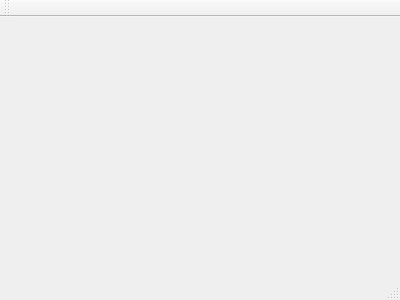
Old version of the form mainwindow.ui in the repository 15831944/Signal-Translator.
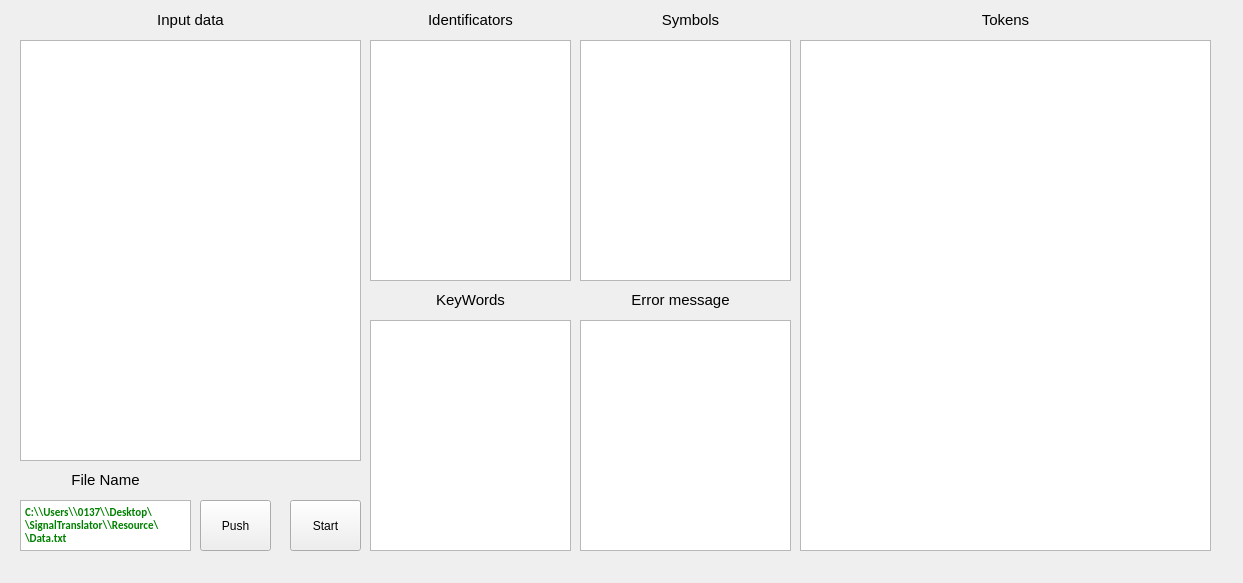
New version of the form.

Patch:
```diff
--- a/mainwindow.ui
+++ b/mainwindow.ui
@@ -1,24 +1,378 @@
 <ui version="4.0">
  <class>MainWindow</class>
- <widget class="QMainWindow" name="MainWindow" >
-  <property name="geometry" >
+ <widget class="QMainWindow" name="MainWindow">
+  <property name="geometry">
    <rect>
     <x>0</x>
     <y>0</y>
-    <width>400</width>
-    <height>300</height>
+    <width>1243</width>
+    <height>583</height>
    </rect>
   </property>
   <property name="windowTitle" >
    <string>MainWindow</string>
   </property>
-  <widget class="QMenuBar" name="menuBar" />
-  <widget class="QToolBar" name="mainToolBar" />
-  <widget class="QWidget" name="centralWidget" />
-  <widget class="QStatusBar" name="statusBar" />
+  <widget class="QWidget" name="centralWidget">
+   <widget class="QTableWidget" name="tableWidget_Identificators">
+    <property name="geometry">
+     <rect>
+      <x>370</x>
+      <y>40</y>
+      <width>201</width>
+      <height>241</height>
+     </rect>
+    </property>
+    <property name="horizontalScrollBarPolicy">
+     <enum>Qt::ScrollBarAlwaysOff</enum>
+    </property>
+    <property name="editTriggers">
+     <set>QAbstractItemView::NoEditTriggers</set>
+    </property>
+   </widget>
+   <widget class="QTableWidget" name="tableWidget_Symbols">
+    <property name="geometry">
+     <rect>
+      <x>580</x>
+      <y>40</y>
+      <width>211</width>
+      <height>241</height>
+     </rect>
+    </property>
+    <property name="horizontalScrollBarPolicy">
+     <enum>Qt::ScrollBarAlwaysOff</enum>
+    </property>
+    <property name="editTriggers">
+     <set>QAbstractItemView::NoEditTriggers</set>
+    </property>
+   </widget>
+   <widget class="QTextEdit" name="textEdit_Data">
+    <property name="geometry">
+     <rect>
+      <x>20</x>
+      <y>40</y>
+      <width>341</width>
+      <height>421</height>
+     </rect>
+    </property>
+    <property name="font">
+     <font>
+      <family>Calibri</family>
+      <pointsize>12</pointsize>
+      <weight>50</weight>
+      <bold>false</bold>
+     </font>
+    </property>
+    <property name="focusPolicy">
+     <enum>Qt::ClickFocus</enum>
+    </property>
+    <property name="readOnly">
+     <bool>false</bool>
+    </property>
+    <property name="html">
+     <string>&lt;!DOCTYPE HTML PUBLIC &quot;-//W3C//DTD HTML 4.0//EN&quot; &quot;http://www.w3.org/TR/REC-html40/strict.dtd&quot;&gt;
+&lt;html&gt;&lt;head&gt;&lt;meta name=&quot;qrichtext&quot; content=&quot;1&quot; /&gt;&lt;style type=&quot;text/css&quot;&gt;
+p, li { white-space: pre-wrap; }
+&lt;/style&gt;&lt;/head&gt;&lt;body style=&quot; font-family:'Calibri'; font-size:12pt; font-weight:400; font-style:normal;&quot;&gt;
+&lt;p style=&quot;-qt-paragraph-type:empty; margin-top:0px; margin-bottom:0px; margin-left:0px; margin-right:0px; -qt-block-indent:0; text-indent:0px; font-weight:600;&quot;&gt;&lt;br /&gt;&lt;/p&gt;
+&lt;p style=&quot;-qt-paragraph-type:empty; margin-top:0px; margin-bottom:0px; margin-left:0px; margin-right:0px; -qt-block-indent:0; text-indent:0px; font-weight:600;&quot;&gt;&lt;br /&gt;&lt;/p&gt;&lt;/body&gt;&lt;/html&gt;</string>
+    </property>
+    <property name="textInteractionFlags">
+     <set>Qt::LinksAccessibleByKeyboard|Qt::LinksAccessibleByMouse|Qt::TextBrowserInteraction|Qt::TextEditable|Qt::TextEditorInteraction|Qt::TextSelectableByKeyboard|Qt::TextSelectableByMouse</set>
+    </property>
+   </widget>
+   <widget class="QTableWidget" name="tableWidget_Tokens">
+    <property name="geometry">
+     <rect>
+      <x>800</x>
+      <y>40</y>
+      <width>411</width>
+      <height>511</height>
+     </rect>
+    </property>
+    <property name="horizontalScrollBarPolicy">
+     <enum>Qt::ScrollBarAlwaysOff</enum>
+    </property>
+    <property name="editTriggers">
+     <set>QAbstractItemView::NoEditTriggers</set>
+    </property>
+   </widget>
+   <widget class="QTableWidget" name="tableWidget_KeyWords">
+    <property name="geometry">
+     <rect>
+      <x>370</x>
+      <y>320</y>
+      <width>201</width>
+      <height>231</height>
+     </rect>
+    </property>
+    <property name="horizontalScrollBarPolicy">
+     <enum>Qt::ScrollBarAlwaysOff</enum>
+    </property>
+    <property name="editTriggers">
+     <set>QAbstractItemView::NoEditTriggers</set>
+    </property>
+   </widget>
+   <widget class="QLabel" name="label">
+    <property name="geometry">
+     <rect>
+      <x>370</x>
+      <y>290</y>
+      <width>201</width>
+      <height>20</height>
+     </rect>
+    </property>
+    <property name="font">
+     <font>
+      <pointsize>11</pointsize>
+     </font>
+    </property>
+    <property name="layoutDirection">
+     <enum>Qt::LeftToRight</enum>
+    </property>
+    <property name="text">
+     <string>KeyWords</string>
+    </property>
+    <property name="alignment">
+     <set>Qt::AlignCenter</set>
+    </property>
+   </widget>
+   <widget class="QLabel" name="label_2">
+    <property name="geometry">
+     <rect>
+      <x>580</x>
+      <y>290</y>
+      <width>201</width>
+      <height>20</height>
+     </rect>
+    </property>
+    <property name="font">
+     <font>
+      <pointsize>11</pointsize>
+     </font>
+    </property>
+    <property name="layoutDirection">
+     <enum>Qt::LeftToRight</enum>
+    </property>
+    <property name="text">
+     <string>Error message</string>
+    </property>
+    <property name="alignment">
+     <set>Qt::AlignCenter</set>
+    </property>
+   </widget>
+   <widget class="QLabel" name="label_3">
+    <property name="geometry">
+     <rect>
+      <x>370</x>
+      <y>10</y>
+      <width>201</width>
+      <height>20</height>
+     </rect>
+    </property>
+    <property name="font">
+     <font>
+      <pointsize>11</pointsize>
+     </font>
+    </property>
+    <property name="layoutDirection">
+     <enum>Qt::LeftToRight</enum>
+    </property>
+    <property name="text">
+     <string>Identificators</string>
+    </property>
+    <property name="alignment">
+     <set>Qt::AlignCenter</set>
+    </property>
+   </widget>
+   <widget class="QLabel" name="label_4">
+    <property name="geometry">
+     <rect>
+      <x>590</x>
+      <y>10</y>
+      <width>201</width>
+      <height>20</height>
+     </rect>
+    </property>
+    <property name="font">
+     <font>
+      <pointsize>11</pointsize>
+     </font>
+    </property>
+    <property name="layoutDirection">
+     <enum>Qt::LeftToRight</enum>
+    </property>
+    <property name="text">
+     <string>Symbols</string>
+    </property>
+    <property name="alignment">
+     <set>Qt::AlignCenter</set>
+    </property>
+   </widget>
+   <widget class="QLabel" name="label_5">
+    <property name="geometry">
+     <rect>
+      <x>810</x>
+      <y>10</y>
+      <width>391</width>
+      <height>20</height>
+     </rect>
+    </property>
+    <property name="font">
+     <font>
+      <pointsize>11</pointsize>
+     </font>
+    </property>
+    <property name="layoutDirection">
+     <enum>Qt::LeftToRight</enum>
+    </property>
+    <property name="text">
+     <string>Tokens</string>
+    </property>
+    <property name="alignment">
+     <set>Qt::AlignCenter</set>
+    </property>
+   </widget>
+   <widget class="QLabel" name="label_6">
+    <property name="geometry">
+     <rect>
+      <x>20</x>
+      <y>10</y>
+      <width>341</width>
+      <height>20</height>
+     </rect>
+    </property>
+    <property name="font">
+     <font>
+      <pointsize>11</pointsize>
+     </font>
+    </property>
+    <property name="layoutDirection">
+     <enum>Qt::LeftToRight</enum>
+    </property>
+    <property name="text">
+     <string>Input data</string>
+    </property>
+    <property name="alignment">
+     <set>Qt::AlignCenter</set>
+    </property>
+   </widget>
+   <widget class="QLabel" name="label_7">
+    <property name="geometry">
+     <rect>
+      <x>20</x>
+      <y>470</y>
+      <width>171</width>
+      <height>20</height>
+     </rect>
+    </property>
+    <property name="font">
+     <font>
+      <pointsize>11</pointsize>
+     </font>
+    </property>
+    <property name="layoutDirection">
+     <enum>Qt::LeftToRight</enum>
+    </property>
+    <property name="text">
+     <string>File Name</string>
+    </property>
+    <property name="alignment">
+     <set>Qt::AlignCenter</set>
+    </property>
+   </widget>
+   <widget class="QPushButton" name="start_button">
+    <property name="geometry">
+     <rect>
+      <x>290</x>
+      <y>500</y>
+      <width>71</width>
+      <height>51</height>
+     </rect>
+    </property>
+    <property name="text">
+     <string>Start</string>
+    </property>
+   </widget>
+   <widget class="QTextBrowser" name="textBrowser_Error">
+    <property name="geometry">
+     <rect>
+      <x>580</x>
+      <y>320</y>
+      <width>211</width>
+      <height>231</height>
+     </rect>
+    </property>
+    <property name="font">
+     <font>
+      <family>Calibri</family>
+      <pointsize>12</pointsize>
+      <weight>75</weight>
+      <bold>true</bold>
+     </font>
+    </property>
+    <property name="focusPolicy">
+     <enum>Qt::NoFocus</enum>
+    </property>
+    <property name="horizontalScrollBarPolicy">
+     <enum>Qt::ScrollBarAlwaysOff</enum>
+    </property>
+    <property name="textInteractionFlags">
+     <set>Qt::NoTextInteraction</set>
+    </property>
+   </widget>
+   <widget class="QPushButton" name="start_button_2">
+    <property name="geometry">
+     <rect>
+      <x>200</x>
+      <y>500</y>
+      <width>71</width>
+      <height>51</height>
+     </rect>
+    </property>
+    <property name="text">
+     <string>Push</string>
+    </property>
+   </widget>
+   <widget class="QTextEdit" name="textEdit_Input">
+    <property name="geometry">
+     <rect>
+      <x>20</x>
+      <y>500</y>
+      <width>171</width>
+      <height>51</height>
+     </rect>
+    </property>
+    <property name="font">
+     <font>
+      <family>Calibri</family>
+      <pointsize>12</pointsize>
+      <weight>75</weight>
+      <bold>true</bold>
+     </font>
+    </property>
+    <property name="focusPolicy">
+     <enum>Qt::ClickFocus</enum>
+    </property>
+    <property name="horizontalScrollBarPolicy">
+     <enum>Qt::ScrollBarAlwaysOff</enum>
+    </property>
+    <property name="readOnly">
+     <bool>false</bool>
+    </property>
+    <property name="html">
+     <string>&lt;!DOCTYPE HTML PUBLIC &quot;-//W3C//DTD HTML 4.0//EN&quot; &quot;http://www.w3.org/TR/REC-html40/strict.dtd&quot;&gt;
+&lt;html&gt;&lt;head&gt;&lt;meta name=&quot;qrichtext&quot; content=&quot;1&quot; /&gt;&lt;style type=&quot;text/css&quot;&gt;
+p, li { white-space: pre-wrap; }
+&lt;/style&gt;&lt;/head&gt;&lt;body style=&quot; font-family:'Calibri'; font-size:12pt; font-weight:600; font-style:normal;&quot;&gt;
+&lt;p style=&quot; margin-top:0px; margin-bottom:0px; margin-left:0px; margin-right:0px; -qt-block-indent:0; text-indent:0px;&quot;&gt;&lt;span style=&quot; font-family:'MS Shell Dlg 2'; font-size:8pt; color:#008000;&quot;&gt;C:\\Users\\0137\\Desktop\\SignalTranslator\\Resource\\Data.txt&lt;/span&gt;&lt;/p&gt;&lt;/body&gt;&lt;/html&gt;</string>
+    </property>
+    <property name="textInteractionFlags">
+     <set>Qt::TextEditorInteraction</set>
+    </property>
+   </widget>
+  </widget>
  </widget>
- <layoutDefault spacing="6" margin="11" />
- <pixmapfunction></pixmapfunction>
+ <layoutdefault spacing="6" margin="11"/>
  <resources/>
  <connections/>
 </ui>
```
Left out of the diff: 5 changed lines with no effect on the pictures.
